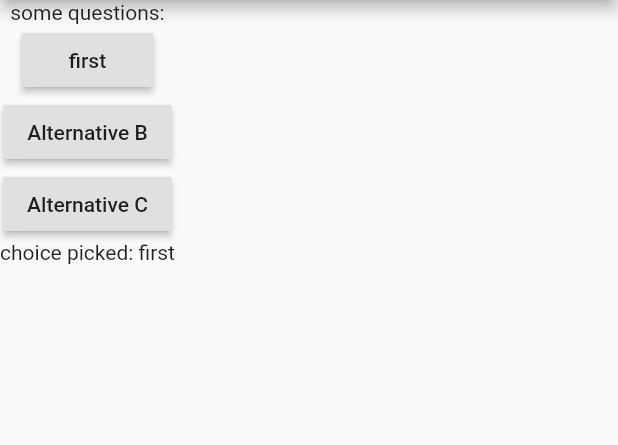
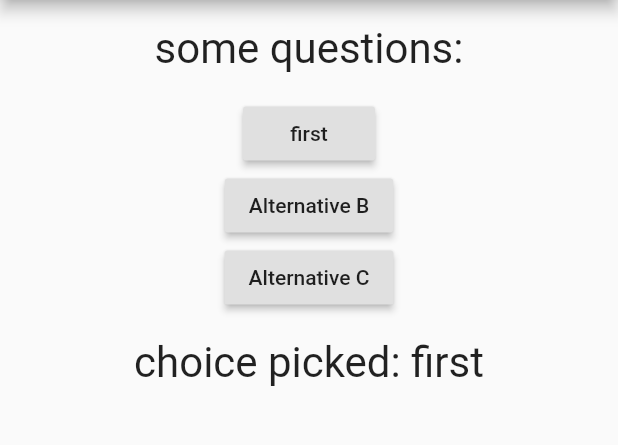
Before and after one commit to alexrodrigues/dart_first_class, a Flutter app: the screen it shows after launch, on a phone screen of 412 x 824 dp, the part 84-529 px from its top. Run offline on Flutter 3.47's test engine with Material 2 defaults, Android fonts, the phone set to English and light mode, and no system bars.

Commit message:
fechando aula de styling

```diff
--- a/lib/question.dart
+++ b/lib/question.dart
@@ -7,6 +7,13 @@ class QuestionText extends StatelessWidget {
 
   @override
   Widget build(BuildContext context) {
-    return Text(title);
+    return Container(
+        width: double.infinity,
+        margin: EdgeInsets.all(16),
+        child: Text(
+          title,
+          style: TextStyle(fontSize: 28),
+          textAlign: TextAlign.center,
+        ));
   }
 }
```
